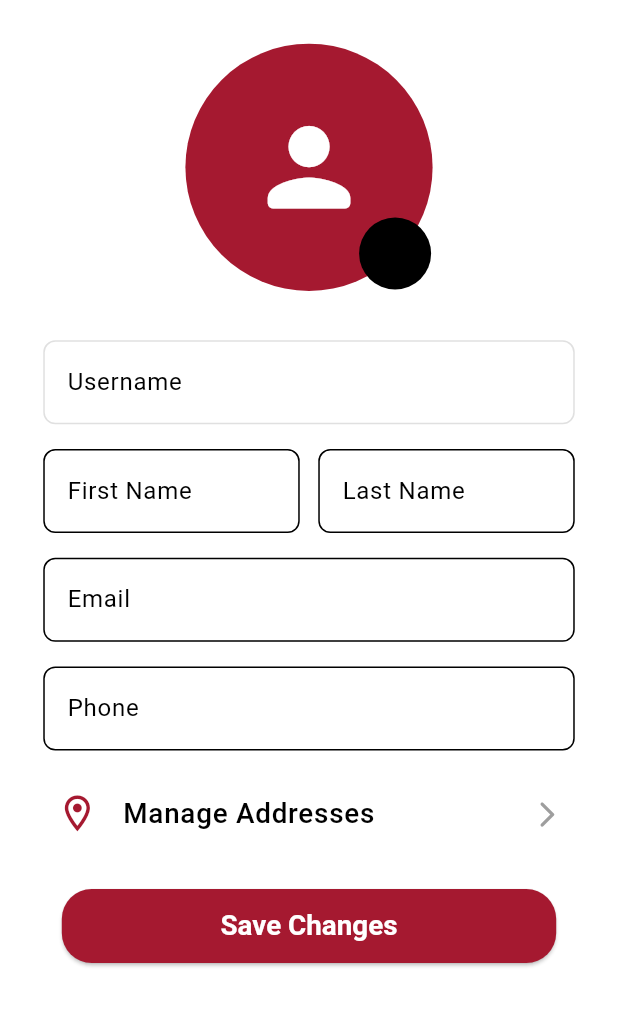
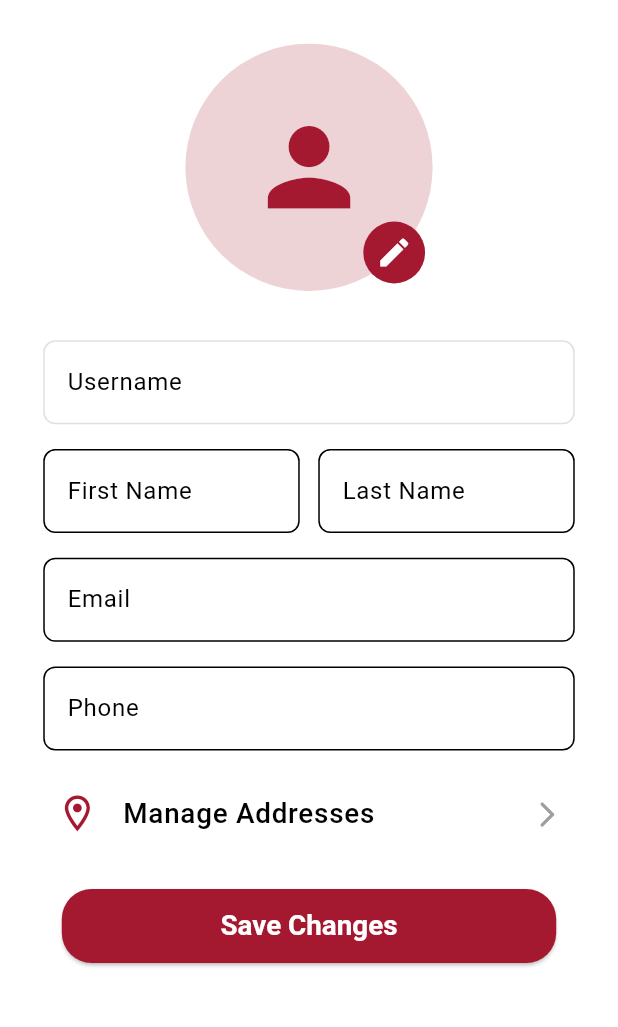
Before and after one commit to iSeFz/ELEVATE-Mobile, a Flutter app: the ProfilePage screen opened directly with empty values, after a tap on "Edit Profile", on a phone screen of 412 x 824 dp, the part 65-1092 px from its top. Run offline on Flutter 3.47's test engine with Material 3 defaults, Android fonts, the phone set to English and light mode, and no system bars; our stand-ins replace bloc, camera, firebase_auth, firebase_core, firebase_storage, flutter_bloc and 2 more; accounts and stored records are empty; network calls fail.

Commit message:
Modified the edit profile page to allow profile picture updates Created a separate dialog widget to choose image source Added BlocConsumer to automatically rebuild the image widget once updated Linked everything with the profile cubit through BlocProvider.value Updated the profile page to display the profile picture and automatically rebuild the image widget if changed

```diff
--- a/elevate/lib/features/profile/presentation/screens/edit_profile_page.dart
+++ b/elevate/lib/features/profile/presentation/screens/edit_profile_page.dart
@@ -1,9 +1,10 @@
 import 'package:flutter/material.dart';
 import 'package:flutter_bloc/flutter_bloc.dart';
-import 'package:elevate/features/profile/presentation/cubits/profile_cubit.dart';
-import 'package:elevate/features/profile/presentation/cubits/profile_state.dart';
-import 'package:elevate/core/widgets/custom_text_form_field.dart';
-import 'package:elevate/core/utils/validations.dart';
+import '../../../../core/widgets/custom_text_form_field.dart';
+import '../../../../core/utils/validations.dart';
+import '../cubits/profile_cubit.dart';
+import '../cubits/profile_state.dart';
+import '../widgets/profile_picture_dialog.dart';
 import 'manage_addresses_page.dart';
 
 class EditProfilePage extends StatelessWidget {
@@ -32,7 +33,7 @@ class EditProfilePage extends StatelessWidget {
         centerTitle: true,
         iconTheme: IconThemeData(color: theme.colorScheme.secondary),
       ),
-      body: BlocListener<ProfileCubit, ProfileState>(
+      body: BlocConsumer<ProfileCubit, ProfileState>(
         listener: (context, state) {
           if (state is ProfileError) {
             ScaffoldMessenger.of(
@@ -42,9 +43,18 @@ class EditProfilePage extends StatelessWidget {
             ScaffoldMessenger.of(context).showSnackBar(
               const SnackBar(content: Text('Profile updated successfully!')),
             );
+          } else if (state is ProfilePictureUpdated) {
+            ScaffoldMessenger.of(context).showSnackBar(
+              const SnackBar(
+                content: Text(
+                  'Profile photo updated successfully!\nClick Save Changes to apply changes.',
+                ),
+              ),
+            );
           }
         },
-        child: Padding(
+        builder: (context, state) {
+          return Padding(
             padding: EdgeInsets.symmetric(
               horizontal: screenWidth * 0.07,
               vertical: screenHeight * 0.02,
@@ -54,40 +64,59 @@ class EditProfilePage extends StatelessWidget {
                 key: profileCubit.formKey,
                 child: Column(
                   children: [
-                  Stack(
+                    Center(
+                      child: GestureDetector(
+                        onTap: () {
+                          showDialog(
+                            context: context,
+                            builder: (BuildContext context) {
+                              return BlocProvider.value(
+                                value: profileCubit,
+                                child: const ProfilePictureDialog(),
+                              );
+                            },
+                          );
+                        },
+                        child: Stack(
                           alignment: Alignment.bottomRight,
                           children: [
+                            // Customer profile photo
                             CircleAvatar(
                               radius: screenWidth * 0.2,
-                        backgroundColor:
-                            Theme.of(context).colorScheme.primaryContainer,
-                        child: Icon(
-                          Icons.person_rounded,
+                              backgroundColor: theme
+                                  .colorScheme
+                                  .primaryContainer
+                                  .withAlpha(50),
+                              backgroundImage:
+                                  profileCubit.imageURL.isNotEmpty
+                                      ? NetworkImage(profileCubit.imageURL)
+                                      : null,
+                              child:
+                                  profileCubit.imageURL.isEmpty
+                                      ? Icon(
+                                        Icons.person,
                                         size: screenWidth * 0.2,
                                         color:
-                              Theme.of(context).colorScheme.onPrimaryContainer,
-                        ),
+                                            theme.colorScheme.primaryContainer,
+                                      )
+                                      : null,
                             ),
                             Positioned(
-                        right: 1,
-                        bottom: 1,
-                        child: Container(
-                          decoration: BoxDecoration(
-                            color: Theme.of(context).colorScheme.secondary,
-                            shape: BoxShape.circle,
-                          ),
-                          child: IconButton(
-                            icon: Icon(
+                              right: 5,
+                              bottom: 5,
+                              child: CircleAvatar(
+                                backgroundColor: theme.colorScheme.primary,
+                                radius: screenWidth * 0.05,
+                                child: Icon(
                                   Icons.edit,
-                              color: Theme.of(context).colorScheme.onSecondary,
-                            ),
-                            onPressed: () {
-                              // TODO: Implement profile image picking logic
-                            },
+                                  color: Colors.white,
+                                  size: screenWidth * 0.06,
                                 ),
                               ),
                             ),
                           ],
+                        ),
+                      ),
                     ),
                     SizedBox(height: screenHeight * 0.03),
                     Padding(
@@ -149,7 +178,8 @@ class EditProfilePage extends StatelessWidget {
                         keyboardType: TextInputType.emailAddress,
                         validationFunc: validateEmail,
                         onChanged:
-                          (value) => profileCubit.fieldChanged('email', value),
+                            (value) =>
+                                profileCubit.fieldChanged('email', value),
                       ),
                     ),
                     Padding(
@@ -242,7 +272,7 @@ class EditProfilePage extends StatelessWidget {
                                         strokeWidth: 2,
                                       ),
                                     )
-                                  : Text(
+                                    : const Text(
                                       'Save Changes',
                                       style: TextStyle(color: Colors.white),
                                     ),
@@ -255,7 +285,8 @@ class EditProfilePage extends StatelessWidget {
                 ),
               ),
             ),
-        ),
+          );
+        },
       ),
     );
   }
--- a/elevate/lib/features/profile/presentation/screens/profile_page.dart
+++ b/elevate/lib/features/profile/presentation/screens/profile_page.dart
@@ -6,8 +6,9 @@ import 'settings_page.dart';
 import '../../../../core/utils/google_utils.dart';
 import '../../../auth/presentation/screens/login_page.dart';
 import '../../../auth/data/models/customer.dart';
-import '../../../profile/presentation/cubits/profile_cubit.dart';
-import '../../../profile/presentation/widgets/profile_page_option.dart';
+import '../cubits/profile_cubit.dart';
+import '../cubits/profile_state.dart';
+import '../widgets/profile_page_option.dart';
 
 // Profile Page
 class ProfilePage extends StatelessWidget {
@@ -22,8 +23,8 @@ class ProfilePage extends StatelessWidget {
 
     return BlocProvider(
       create: (context) => ProfileCubit()..initializeCustomer(customer),
-      child: Builder(
-        builder: (context) {
+      child: BlocBuilder<ProfileCubit, ProfileState>(
+        builder: (context, state) {
           final profileCubit = context.read<ProfileCubit>();
 
           return Scaffold(
@@ -54,12 +55,19 @@ class ProfilePage extends StatelessWidget {
                     // Customer profile photo
                     CircleAvatar(
                       radius: screenWidth * 0.2,
-                      backgroundColor: theme.colorScheme.tertiary,
-                      child: Icon(
-                        Icons.person,
-                        size: screenWidth * 0.2,
-                        color: theme.colorScheme.onPrimaryContainer,
-                      ),
+                      backgroundColor: theme.colorScheme.primaryContainer,
+                      backgroundImage:
+                          profileCubit.imageURL.isNotEmpty
+                              ? NetworkImage(profileCubit.imageURL)
+                              : null,
+                      child:
+                          profileCubit.imageURL.isEmpty
+                              ? Icon(
+                                Icons.person,
+                                size: screenWidth * 0.2,
+                                color: theme.colorScheme.onPrimaryContainer,
+                              )
+                              : null,
                     ),
                     SizedBox(height: screenHeight * 0.02),
                     // Customer name field
```
Also changed, not shown: elevate/lib/features/profile/presentation/widgets/profile_picture_dialog.dart (added, +67 -0 lines). Lines whose indentation alone changed are shown as unchanged.
